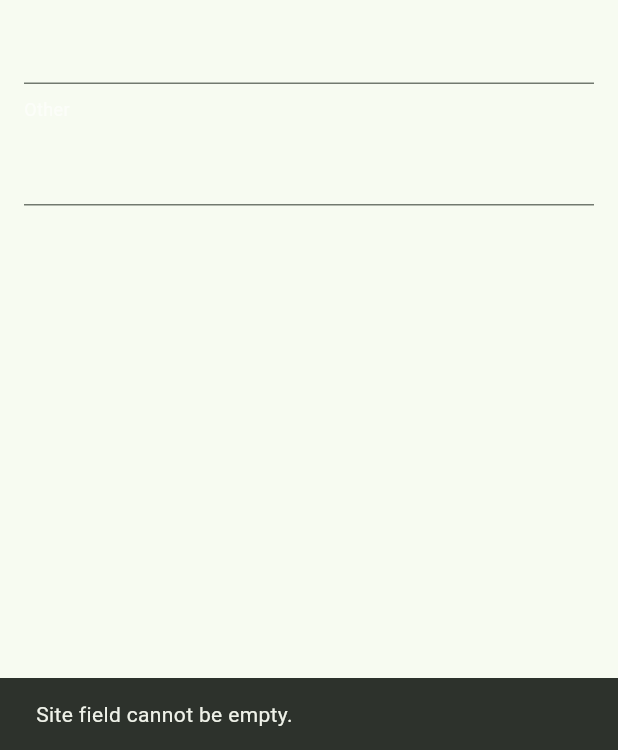
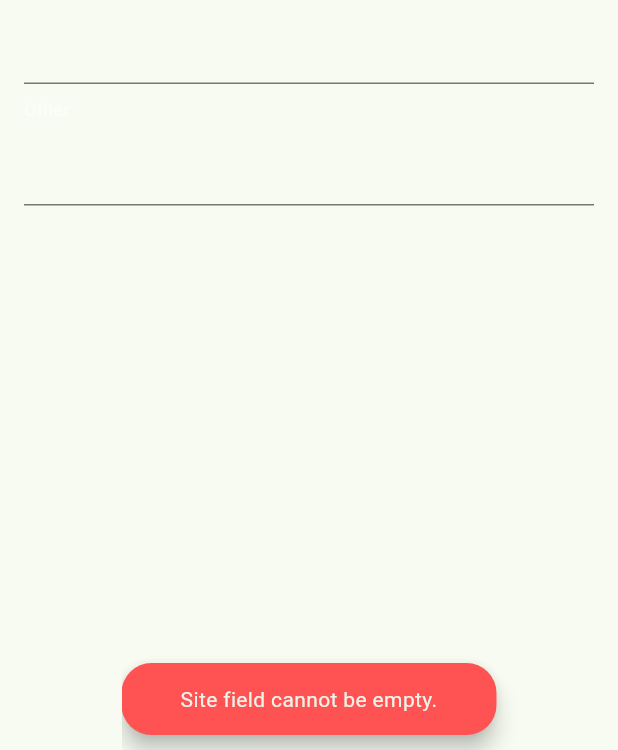
Before and after one commit to AGBellerive/PasswordManager, a Flutter app: the CreateAccountModal widget shown alone on an empty page, opened directly with empty values, after a tap on the "check" icon, on a phone screen of 412 x 824 dp, the part 486-1236 px from its top. Run offline on Flutter 3.47's test engine with Material 3 defaults, Android fonts, the phone set to English and light mode, and no system bars; our stand-ins replace file_picker, shared_preferences; missing offline and left inert: dart_ping, floating_action_bubble; accounts and stored records are empty.

Commit message:
Did code clean up

```diff
--- a/password_manager/lib/create_account_modal.dart
+++ b/password_manager/lib/create_account_modal.dart
@@ -4,7 +4,7 @@ import './constants/app_colors.dart';
 import 'models/account.dart';
 import 'utils/sharedpref.dart';
 import 'widgets/account_field.dart';
-import 'dart:collection';
+import 'widgets/pop_up_snack_bar.dart';
 
 class CreateAccountModal extends StatefulWidget {
   const CreateAccountModal({super.key, required this.accountNames});
@@ -24,6 +24,7 @@ class _CreateAccountModalState extends State<CreateAccountModal> {
 
   @override
   void initState() {
+    super.initState();
     _siteController = TextEditingController();
     _emailController = TextEditingController();
     _usernameController = TextEditingController();
@@ -32,31 +33,19 @@ class _CreateAccountModalState extends State<CreateAccountModal> {
   }
 
   Future<void> _saveChanges() async {
-    void showError(String message) {
-      ScaffoldMessenger.of(context).clearSnackBars();
-      ScaffoldMessenger.of(
+    if (widget.accountNames.containsKey(_siteController.text)) {
+      PopUpSnackBar.showError(
         context,
-      ).showSnackBar(SnackBar(content: Text(message)));
-    }
-
-    if (widget.accountNames.containsKey(_siteController.text)) {
-      ScaffoldMessenger.of(context).showSnackBar(
-        const SnackBar(
-          content: Text('An account with this site already exists.'),
-        ),
+        'An account with this site already exists.',
       );
       return;
     }
     if (_siteController.text.trim().isEmpty) {
-      ScaffoldMessenger.of(context).showSnackBar(
-        const SnackBar(content: Text('Site field cannot be empty.')),
-      );
+      PopUpSnackBar.showError(context, 'Site field cannot be empty.');
       return;
     }
     if (_passwordController.text.isEmpty) {
-      ScaffoldMessenger.of(context).showSnackBar(
-        const SnackBar(content: Text('Password field cannot be empty.')),
-      );
+      PopUpSnackBar.showError(context, 'Password field cannot be empty.');
       return;
     }
 
@@ -69,14 +58,14 @@ class _CreateAccountModalState extends State<CreateAccountModal> {
     );
 
     final path = await SharedPreferencesUtil.get('passwordFile');
-    if (path != null) {
+    if (path.isNotEmpty) {
       final success = await FileOperations.createAccount(path, newAccount);
       if (!mounted) return;
 
       if (success) {
         Navigator.pop(context, newAccount);
       } else {
-        showError('Failed to create account.');
+        PopUpSnackBar.showError(context, 'Failed to create account.');
       }
     }
   }
--- a/password_manager/lib/models/account.dart
+++ b/password_manager/lib/models/account.dart
@@ -1,5 +1,3 @@
-import 'package:flutter/material.dart';
-
 class Account {
   final String site;
   final String username;
@@ -35,6 +33,7 @@ class Account {
     };
   }
 
+  @override
   String toString() {
     return 'Account(site: $site, username: $username, email: $email, password: $password, other: $other)';
   }
--- a/password_manager/pubspec.yaml
+++ b/password_manager/pubspec.yaml
@@ -38,6 +38,7 @@ dependencies:
   file_picker: 12.0.0
   dart_ping: ^10.0.1
   floating_action_bubble: 1.1.4
+  local_auth: ^3.0.2
 
 dev_dependencies:
   flutter_test:
```
Also changed, not shown: password_manager/lib/account_modal.dart (+8 -22 lines), password_manager/lib/main.dart (+1 -9 lines), password_manager/lib/setup.dart (+5 -6 lines), password_manager/lib/utils/fileoperations.dart (+9 -5 lines), password_manager/lib/vault.dart (+4 -5 lines), password_manager/pubspec.lock, 3 other files.
